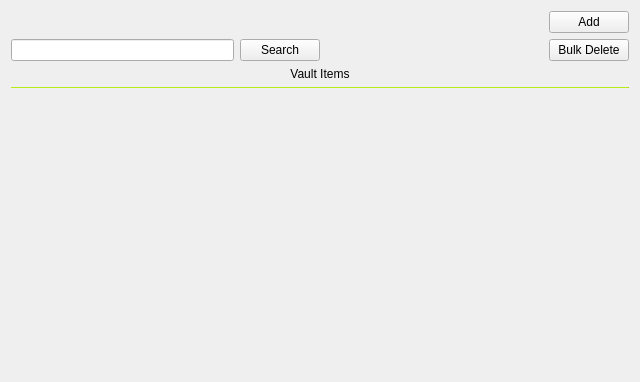
First picture: the form in designs/xml/vault_tab.ui, repository daniel-deru/WorkMate-3.0, before the edit.
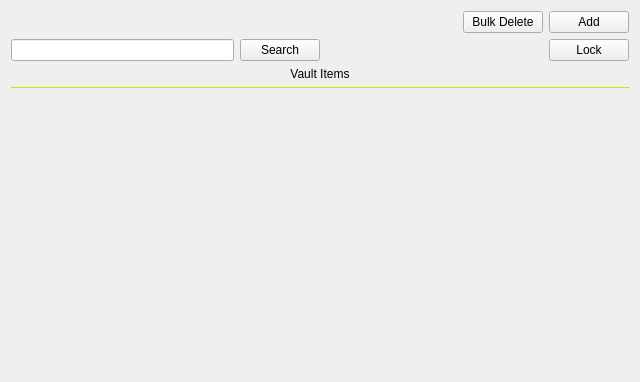
Second picture: the form after the edit.

Commit message: separated settings into open and secured settings. disconnected login state from vault with login state in settings

```diff
--- a/designs/xml/vault_tab.ui
+++ b/designs/xml/vault_tab.ui
@@ -38,6 +38,16 @@
        </property>
       </spacer>
      </item>
+     <item>
+      <widget class="QPushButton" name="btn_delete">
+       <property name="cursor">
+        <cursorShape>PointingHandCursor</cursorShape>
+       </property>
+       <property name="text">
+        <string>Bulk Delete</string>
+       </property>
+      </widget>
+     </item>
      <item>
       <widget class="QPushButton" name="btn_add">
        <property name="cursor">
@@ -79,12 +89,12 @@
       </spacer>
      </item>
      <item>
-      <widget class="QPushButton" name="btn_delete">
+      <widget class="QPushButton" name="btn_lock">
        <property name="cursor">
         <cursorShape>PointingHandCursor</cursorShape>
        </property>
        <property name="text">
-        <string>Bulk Delete</string>
+        <string>Lock</string>
        </property>
       </widget>
      </item>
```
The commit also changes 8 other files.
